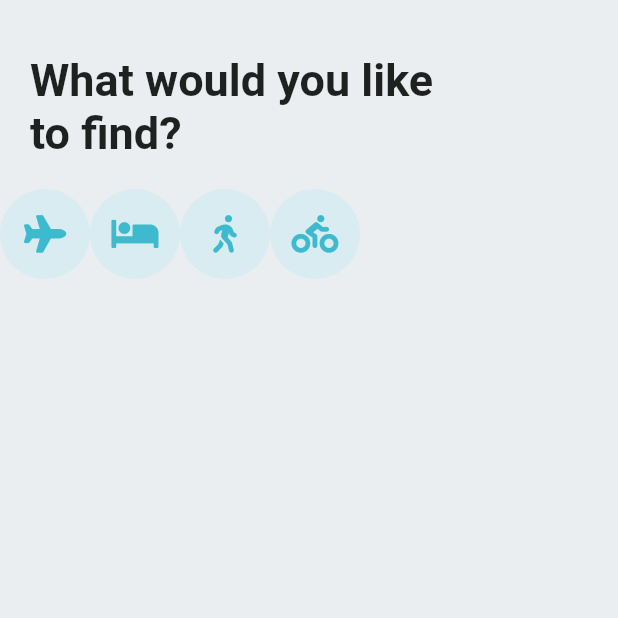
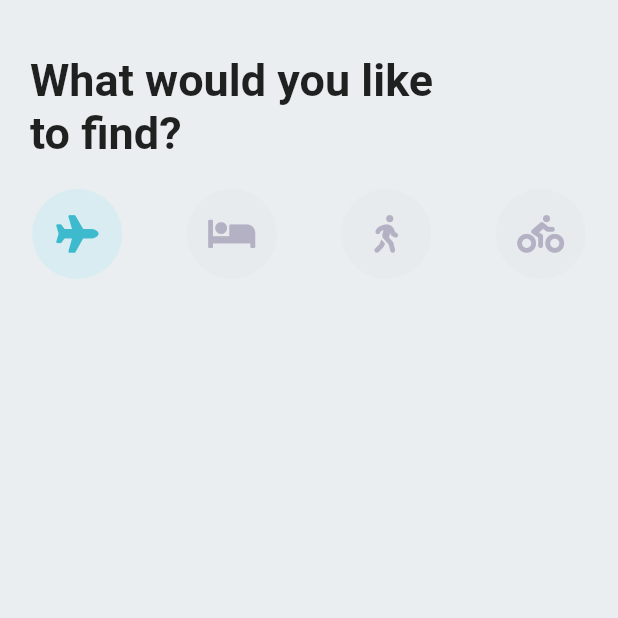
Before and after one commit to iamkunal2k/flutter_travel_ui, a Flutter app: the screen it shows after launch, on a phone screen of 412 x 824 dp, the top half of it. Run offline on Flutter 3.47's test engine with Material 2 defaults, Android fonts, the phone set to English and light mode, and no system bars; our stand-ins replace font_awesome_flutter.

Commit message:
fixed icons colors and selection

```diff
--- a/lib/screens/home_screen.dart
+++ b/lib/screens/home_screen.dart
@@ -9,6 +9,7 @@ class HomeScreen extends StatefulWidget {
 }
 
 class _HomeScreenState extends State<HomeScreen> {
+  int _selectedIndex = 0;
   List<IconData> _icons = [
     FontAwesomeIcons.plane,
     FontAwesomeIcons.bed,
@@ -17,16 +18,26 @@ class _HomeScreenState extends State<HomeScreen> {
   ];
 
   Widget _buildIcon(int index) {
-    return Container(
+    return GestureDetector(
+      onTap: () {
+        setState(() {
+          _selectedIndex = index;
+        });
+        print(_selectedIndex);
+      },
+      child: Container(
         height: 60.0,
         width: 60.0,
         decoration: BoxDecoration(
-          color: Theme.of(context).accentColor,
+            color: _selectedIndex == index
+                ? Theme.of(context).accentColor
+                : Color(0xffe7ebee),
             borderRadius: BorderRadius.circular(30.0)),
         child: Icon(
           _icons[index],
           size: 25.0,
-        color: Theme.of(context).primaryColor,
+          color: _selectedIndex == index ?Theme.of(context).primaryColor : Color(0xffb4b1c4),
+        ),
       ),
     );
   }
@@ -55,13 +66,14 @@ class _HomeScreenState extends State<HomeScreen> {
             height: 20.0,
           ),
           Row(
+              mainAxisAlignment: MainAxisAlignment.spaceAround,
               children: _icons
                   .asMap()
                   .entries
-            .map((MapEntry map) => _buildIcon(map.key),)
-
-            .toList()
-          ),
+                  .map(
+                    (MapEntry map) => _buildIcon(map.key),
+                  )
+                  .toList()),
         ],
       )),
     );
```
Lines whose indentation alone changed are shown as unchanged.
